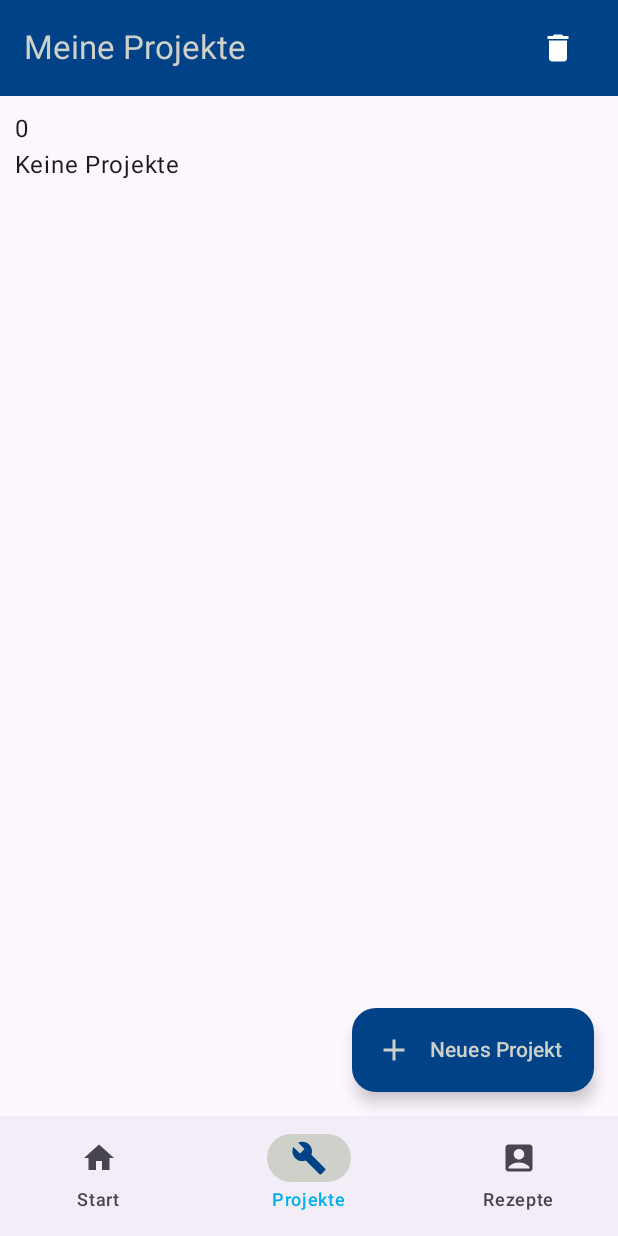
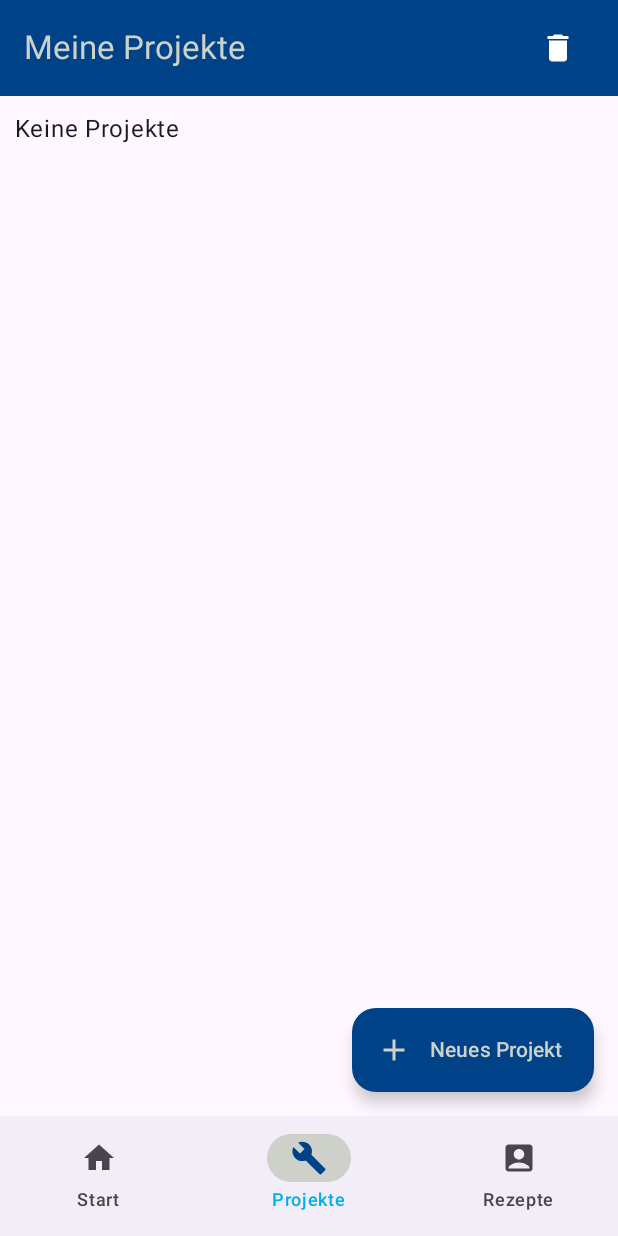
Before and after one commit to arnekuchenbecker/kitchen-planer-app, an Android app built with Jetpack Compose: the ProjectOverview screen opened through its navigation route, on a phone screen of 412 x 824 dp. Run offline under Robolectric (Android 15) with nearby library versions, the phone set to English and light mode, and no system bars; our stand-ins replace Dagger/Hilt's generated code, Room's generated code.

Commit message:
remove number of projects from empty project screen

```diff
--- a/app/src/main/java/com/scouts/kitchenplaner/ui/view/projectoverview/ProjectOverview.kt
+++ b/app/src/main/java/com/scouts/kitchenplaner/ui/view/projectoverview/ProjectOverview.kt
@@ -124,7 +124,6 @@ fun ProjectOverview(
                     Spacer(modifier = Modifier.height(75.dp))
                 },
                 DisplayEmpty = {
-                    Text("${projects.size}")
                     Text(
                         text = "Keine Projekte"
                     )
```
